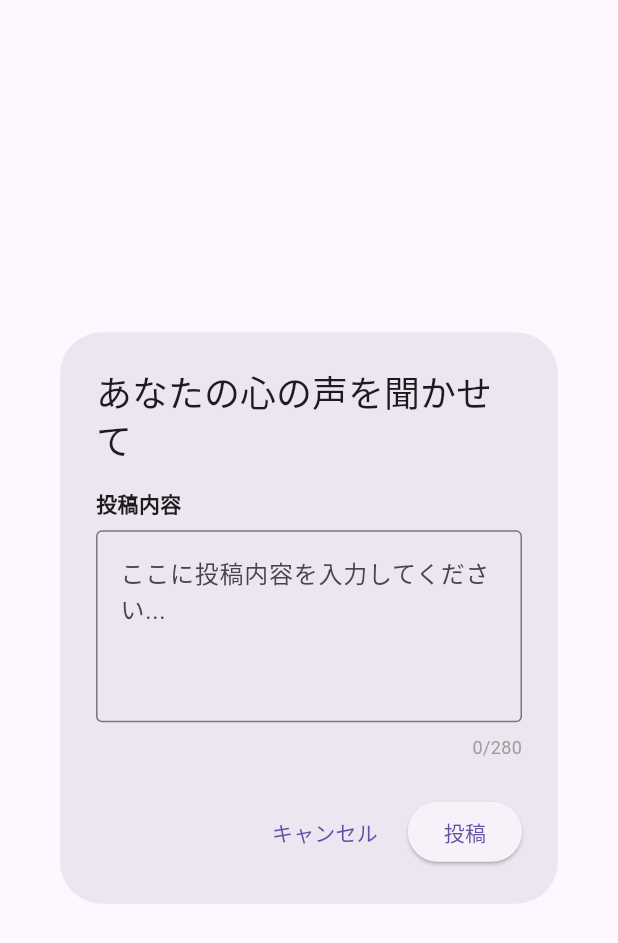
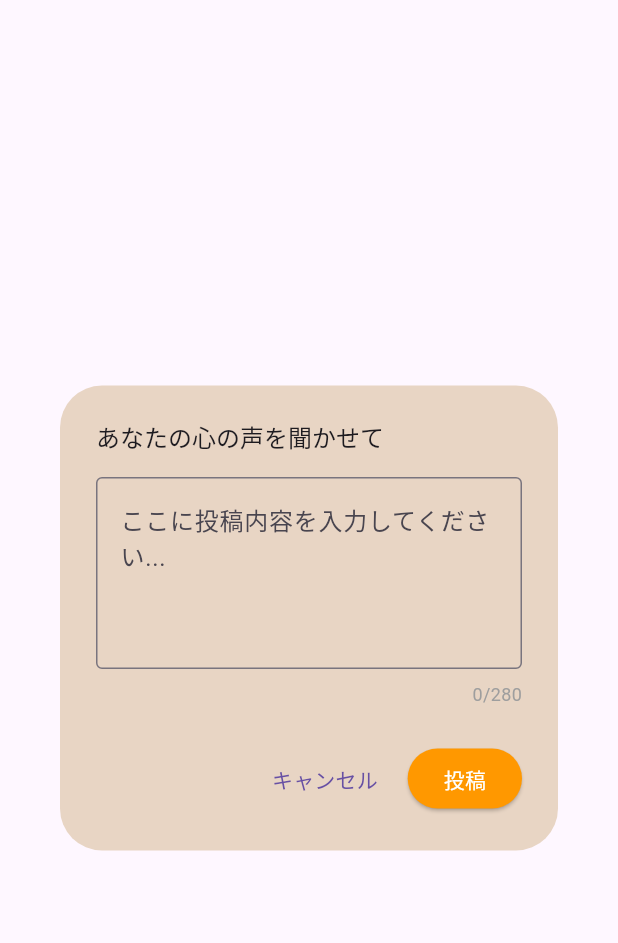
Before and after one commit to nharu-0630/Codama, a Flutter app: the CreatePostDialog widget shown alone on an empty page, opened directly with empty values, on a phone screen of 412 x 824 dp. Shown: the top 943 px of the screen. Run offline on Flutter 3.47's test engine with Material 3 defaults, Android fonts, the phone set to English and light mode, and no system bars; our stand-ins replace flutter_dotenv, flutter_map, font_awesome_flutter, geolocator, latlong2, shared_preferences; accounts and stored records are empty.

Commit message:
feat: UIの調整

```diff
--- a/frontend/lib/features/map/presentation/map_screen.dart
+++ b/frontend/lib/features/map/presentation/map_screen.dart
@@ -625,8 +625,8 @@ class _MapScreenState extends State<MapScreen> {
             heroTag: "compass",
             onPressed: _centerOnCurrentLocation,
             tooltip: '現在地に移動して北向きに調整',
-            backgroundColor: Colors.white,
-            foregroundColor: Colors.blue,
+            backgroundColor: Colors.orange,
+            foregroundColor: Colors.white,
             child: FaIcon(FontAwesomeIcons.compass, size: 24),
           ),
 
@@ -637,7 +637,7 @@ class _MapScreenState extends State<MapScreen> {
             heroTag: "create_post",
             onPressed: _showCreatePostDialog,
             tooltip: '新しい投稿を作成',
-            backgroundColor: Colors.blue,
+            backgroundColor: Colors.orange,
             foregroundColor: Colors.white,
             child: const Icon(Icons.add, size: 28),
           ),
--- a/frontend/lib/features/map/widgets/dev_tools/dev_location_service.dart
+++ b/frontend/lib/features/map/widgets/dev_tools/dev_location_service.dart
@@ -23,11 +23,12 @@ class DevLocationService {
 
   /// 開発ツールが有効かチェック
   static bool get isDevToolsEnabled {
-    // デバッグモードかつDEV_TOOLS=trueの場合のみ有効
+    // デバッグモード時はデフォルトで有効、DEV_TOOLS=falseで明示的に無効化可能
     if (!kDebugMode) return false;
 
     final devToolsValue = dotenv.env['DEV_TOOLS']?.toLowerCase();
-    return devToolsValue == 'true';
+    // DEV_TOOLSが明示的にfalseの場合のみ無効化
+    return devToolsValue != 'false';
   }
 
   /// 仮想位置を設定
--- a/frontend/lib/features/post/widgets/create_post_dialog.dart
+++ b/frontend/lib/features/post/widgets/create_post_dialog.dart
@@ -65,14 +65,16 @@ class _CreatePostDialogState extends State<CreatePostDialog> {
   @override
   Widget build(BuildContext context) {
     return AlertDialog(
-      title: const Text('あなたの心の声を聞かせて'),
+      backgroundColor: const Color(0xFFE8D5C4), // 薄い茶色
+      title: const Text(
+        'あなたの心の声を聞かせて',
+        style: TextStyle(fontSize: 16),
+      ),
       content: Column(
         mainAxisSize: MainAxisSize.min,
         crossAxisAlignment: CrossAxisAlignment.start,
         children: [
           // 投稿内容入力
-          const Text('投稿内容', style: TextStyle(fontWeight: FontWeight.bold)),
-          const SizedBox(height: 8),
           TextField(
             controller: _textController,
             maxLines: 4,
@@ -109,11 +111,18 @@ class _CreatePostDialogState extends State<CreatePostDialog> {
         ),
         ElevatedButton(
           onPressed: _isSubmitting ? null : _onSubmit,
+          style: ElevatedButton.styleFrom(
+            backgroundColor: Colors.orange,
+            foregroundColor: Colors.white,
+          ),
           child: _isSubmitting
               ? const SizedBox(
                   width: 20,
                   height: 20,
-                  child: CircularProgressIndicator(strokeWidth: 2),
+                  child: CircularProgressIndicator(
+                    strokeWidth: 2,
+                    color: Colors.white,
+                  ),
                 )
               : const Text('投稿'),
         ),
```
Also changed, not shown: frontend/lib/features/auth/widgets/signup_modal.dart (+29 -29 lines).
